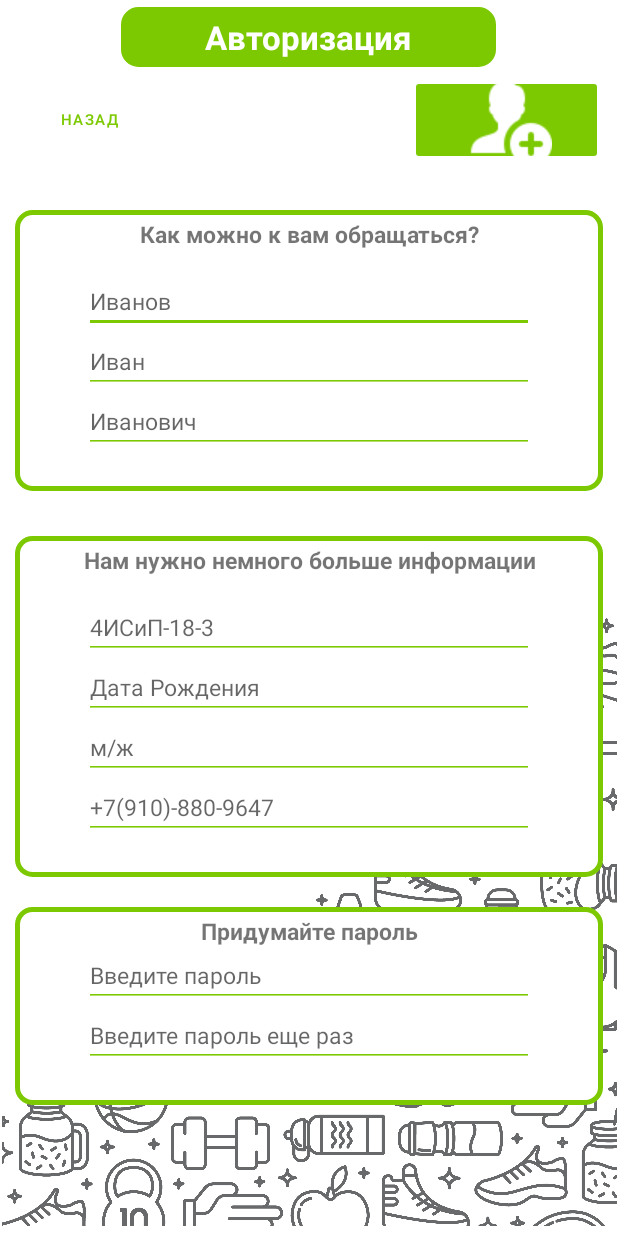
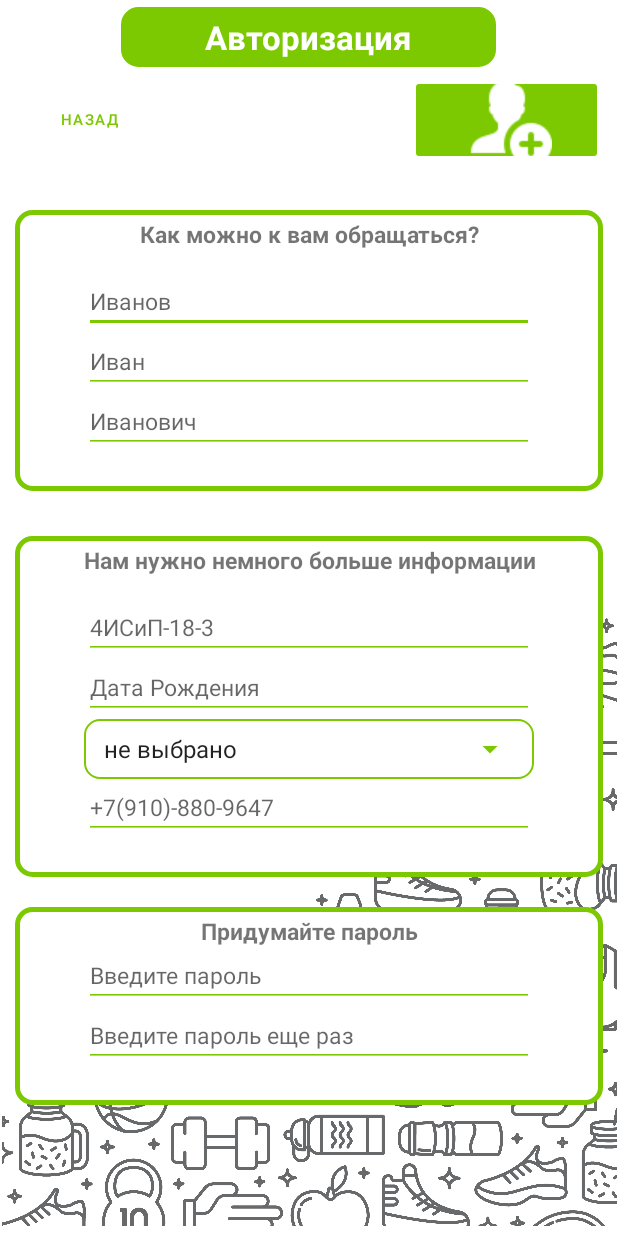
Before and after one commit to ilyushka02/androidAppJurnalForBC, an Android app: the Signup screen opened directly, with no data from a screen before it, after a tap on an icon or button, on a phone screen of 412 x 824 dp. Run offline under Robolectric (Android 15) with nearby library versions, the phone set to English and light mode, and no system bars.

Commit message:
rewrite toast in singup, last work version

```diff
--- /dev/null
+++ b/app/src/main/java/com/example/sportjournal/Function.java
@@ -0,0 +1,14 @@
+package com.example.sportjournal;
+
+import android.widget.EditText;
+
+public class Function {
+    public static Boolean checkFieldForEmpty(EditText text) {
+        Boolean status = false;
+        String t = text.getText().toString().trim();
+        if (t.length() == 0) {
+            status = true;
+        }
+        return status;
+    }
+}
--- a/app/src/main/java/com/example/sportjournal/Signup.java
+++ b/app/src/main/java/com/example/sportjournal/Signup.java
@@ -1,35 +1,40 @@
 package com.example.sportjournal;
-
-import androidx.appcompat.app.AppCompatActivity;
 
 import android.content.Intent;
 import android.os.Bundle;
 import android.util.Log;
 import android.view.Gravity;
 import android.view.View;
+import android.widget.ArrayAdapter;
 import android.widget.Button;
 import android.widget.EditText;
 import android.widget.ImageButton;
-import android.widget.TextView;
+import android.widget.Spinner;
 import android.widget.Toast;
 
-import java.lang.reflect.Array;
+import androidx.appcompat.app.AppCompatActivity;
+
 
 public class Signup extends AppCompatActivity implements View.OnClickListener {
-//    private Button btn_back;
+    String[] gender_array = {"не выбрано", "мужской", "женский"};
 
     @Override
     protected void onCreate(Bundle savedInstanceState) {
         super.onCreate(savedInstanceState);
         getSupportActionBar().hide();
         setContentView(R.layout.activity_signup);
+        //Заполняем выпадаюдщий список
+        Spinner spinner = findViewById(R.id.gender);
+        ArrayAdapter<String> adapter = new ArrayAdapter(this, android.R.layout.simple_spinner_item, gender_array);
+        adapter.setDropDownViewResource(android.R.layout.simple_spinner_dropdown_item);
+        spinner.setAdapter(adapter);
         //Находим элементы и устанавливаем на них слушатель нажатий
         Button btn_back = findViewById(R.id.button_back);
         btn_back.setOnClickListener(this);
         ImageButton imgBtn_createUser = findViewById(R.id.user_create);
         imgBtn_createUser.setOnClickListener(this);
     }
-
+    //Обработчик нажатий,
     @Override
     public void onClick(View v) {
         switch (v.getId()) {
@@ -37,7 +42,6 @@ public class Signup extends AppCompatActivity implements View.OnClickListener {
                 openMain();
                 break;
             case R.id.user_create:
-                Log.d(MainActivity.class.getSimpleName(), "Create btn detected ------------- click click click");
                 createUser();
                 break;
         }
@@ -51,16 +55,15 @@ public class Signup extends AppCompatActivity implements View.OnClickListener {
     protected void createUser() {
         //Находим элементы и забираем с них текст
         EditText et_lastName = findViewById(R.id.textLastName);
-//        Log.d(Signup.class.getSimpleName() ,"Last name ------------- " + et_lastName.getText());
         EditText et_firsName = findViewById(R.id.textFirstName);
-//        Log.d(Signup.class.getSimpleName() ,"First name ------------- " + et_firsName.getText());
         EditText et_secondName = findViewById(R.id.textSecondName);
-//        Log.d(Signup.class.getSimpleName() ,"Second name ------------- " + et_secondName.getText());
 
-        if (et_lastName.length() == 0 | et_firsName.length() == 0) {
-            Log.d(Signup.class.getSimpleName(), "Error ------------- ");
+        if (Function.checkFieldForEmpty(et_firsName) | Function.checkFieldForEmpty(et_lastName)) {
+            Log.d(Signup.class.getSimpleName(), "Error: TextField is null");
             Toast toast = Toast.makeText(getApplicationContext(),
-                    "Вы не заполнили поля", Toast.LENGTH_SHORT);
+                    "Вы не заполнили поля!",
+                    Toast.LENGTH_SHORT);
+            toast.setGravity(Gravity.CENTER_VERTICAL, 0, 0);
             toast.show();
         }
     }
--- /dev/null
+++ b/app/src/main/res/drawable/shape_for_spiner.xml
@@ -0,0 +1,7 @@
+<shape xmlns:android="http://schemas.android.com/apk/res/android" android:shape="rectangle" >
+    <solid android:color="@color/white" />
+    <corners android:radius="10dp"/>
+    <size android:width="220dp"/>
+    <size android:height="25dp"/>
+    <stroke android:width="1dp" android:color="@color/green"/>
+</shape>
--- a/app/src/main/res/layout/activity_signup.xml
+++ b/app/src/main/res/layout/activity_signup.xml
@@ -208,15 +208,33 @@
                     android:inputType="date"
                     android:textSize="@dimen/sizeTextEditSignUp" />
 
-                <EditText
-                    android:id="@+id/gender"
+                <LinearLayout
                     android:layout_width="@dimen/widthTextEditSignUp"
                     android:layout_height="@dimen/heightTextEditSignUp"
-                    android:backgroundTint="@color/green"
-                    android:ems="10"
-                    android:hint="м/ж"
-                    android:inputType="text"
-                    android:textSize="@dimen/sizeTextEditSignUp" />
+                    android:background="@drawable/shape_for_spiner"
+                    android:orientation="vertical">
+
+                    <Spinner
+                        android:id="@+id/gender"
+                        android:layout_width="match_parent"
+                        android:layout_height="match_parent"
+                        android:layout_margin="5dp"
+                        android:backgroundTint="@color/green"
+                        android:textSize="@dimen/sizeTextEditSignUp"/>
+
+                </LinearLayout>
+
+
+
+<!--                <EditText-->
+<!--                    android:id="@+id/gender"-->
+<!--                    android:layout_width="@dimen/widthTextEditSignUp"-->
+<!--                    android:layout_height="@dimen/heightTextEditSignUp"-->
+<!--                    android:backgroundTint="@color/green"-->
+<!--                    android:ems="10"-->
+<!--                    android:hint="м/ж"-->
+<!--                    android:inputType="text"-->
+<!--                    android:textSize="@dimen/sizeTextEditSignUp" />-->
 
                 <EditText
                     android:id="@+id/number_phone"
@@ -228,6 +246,8 @@
                     android:hint="+7(910)-880-9647"
                     android:inputType="text"
                     android:textSize="@dimen/sizeTextEditSignUp" />
+
+
 
             </LinearLayout>
 
```
